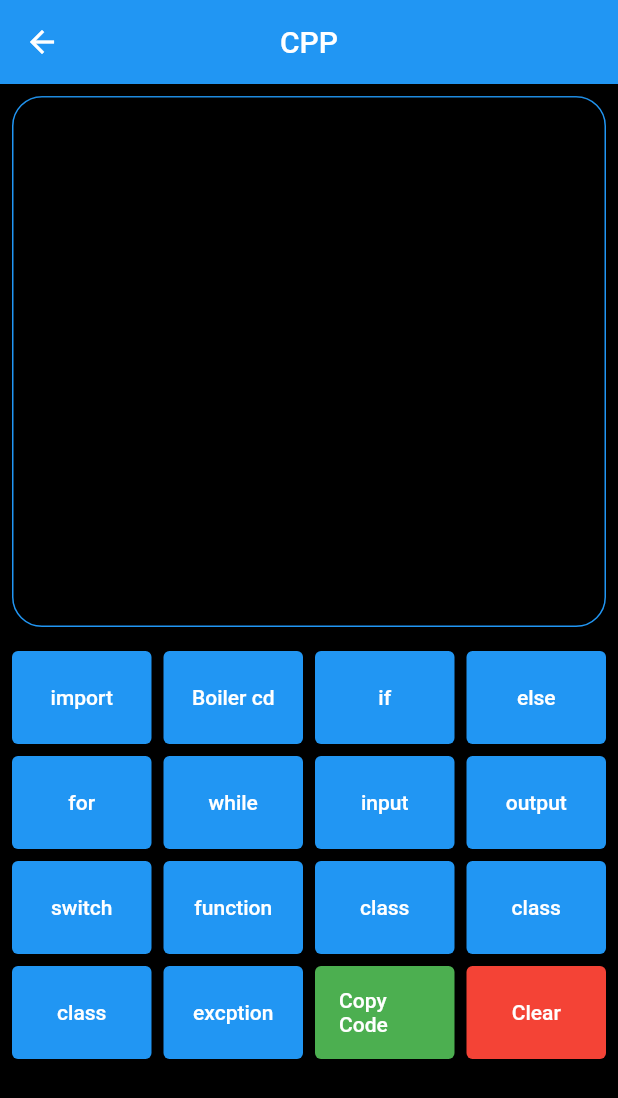
After one commit to ab3649/handy_code, a Flutter app: the JavaKeyboardExample screen opened by its route, on a phone screen of 412 x 824 dp. The commit adds this screen. Shown: the top 1098 px of the screen. Run offline on Flutter 3.47's test engine with Material 2 defaults, Android fonts, the phone set to English and light mode, and no system bars; missing offline and left inert: dart:ffi.

Commit message:
JavaKyeboardComplete

```diff
--- /dev/null
+++ b/lib/keyboards/JavaBoard.dart
@@ -0,0 +1,305 @@
+import 'dart:ffi';
+
+import 'package:flutter/material.dart';
+import 'package:flutter/services.dart';
+
+class JavaKeyboard extends StatelessWidget {
+  final TextEditingController textEditingController;
+
+  JavaKeyboard({required this.textEditingController});
+
+  @override
+  Widget build(BuildContext context) {
+    return SingleChildScrollView(
+      child: Column(
+        children: [
+          SingleChildScrollView(
+            child: Padding(
+              padding: const EdgeInsets.all(8.0),
+              child: Container(
+                decoration: BoxDecoration(
+                    border: Border.all(
+                        style: BorderStyle.solid, color: Colors.blue),
+                    borderRadius: BorderRadius.circular(20)),
+                child: Padding(
+                  padding: const EdgeInsets.all(12.0),
+                  child: TextField(
+                    style: TextStyle(
+                      color: Colors.white,
+                    ),
+                    decoration: InputDecoration(
+                      border: InputBorder.none,
+                    ),
+                    maxLines: 16,
+                    controller: textEditingController,
+                  ),
+                ),
+              ),
+            ),
+          ),
+          Container(
+            padding: EdgeInsets.all(8.0),
+            child: GridView.count(
+              shrinkWrap: true,
+              crossAxisCount: 4,
+              childAspectRatio: 1.5,
+              mainAxisSpacing: 8.0,
+              crossAxisSpacing: 8.0,
+              children: [
+                imprt(),
+                boilercode(),
+                ifst(),
+                elsest(),
+                forst(),
+                whilest(),
+                inpst(),
+                outst(),
+                switchst(),
+                funcst(),
+                klaus(),
+                intrfac(),
+                absclas(),
+                excepst(),
+                copy(context, textEditingController),
+                delete()
+              ],
+            ),
+          ),
+        ],
+      ),
+    );
+  }
+
+  Widget boilercode() {
+    return ElevatedButton(
+      onPressed: () {
+        textEditingController.text += """import java.util.*;
+class
+{
+  public static void main(String args[])
+  {
+    Scanner sc = new Scanner(System.in);
+
+  }
+}
+""";
+      },
+      child: Text('Boiler cd'),
+    );
+  }
+
+  Widget ifst() {
+    return ElevatedButton(
+      onPressed: () {
+        textEditingController.text += """if ( ) {
+
+}
+""";
+      },
+      child: Text('if'),
+    );
+  }
+
+  Widget elsest() {
+    return ElevatedButton(
+      onPressed: () {
+        textEditingController.text += """else ( ) {
+
+}
+""";
+      },
+      child: Text('else'),
+    );
+  }
+
+  Widget forst() {
+    return ElevatedButton(
+      onPressed: () {
+        textEditingController.text += """for( ; ; ){
+
+}
+""";
+      },
+      child: Text('for'),
+    );
+  }
+
+  Widget whilest() {
+    return ElevatedButton(
+      onPressed: () {
+        textEditingController.text += """while () {
+}
+""";
+      },
+      child: Text('while'),
+    );
+  }
+
+  Widget inpst() {
+    return ElevatedButton(
+      onPressed: () {
+        textEditingController.text += """sc.nextInt();
+""";
+      },
+      child: Text('input'),
+    );
+  }
+
+  Widget outst() {
+    return ElevatedButton(
+      onPressed: () {
+        textEditingController.text += """System.out.println(" ");
+""";
+      },
+      child: Text('output'),
+    );
+  }
+
+  Widget switchst() {
+    return ElevatedButton(
+      onPressed: () {
+        textEditingController.text += """switch(/*conditional-expression*/){
+case /*value1*/:
+ // code
+ break;
+case /*value2*/:
+ // code
+ break;
+default:
+ /*code*/ ;
+}
+""";
+      },
+      child: Text('switch'),
+    );
+  }
+
+  Widget funcst() {
+    return ElevatedButton(
+      onPressed: () {
+        textEditingController.text +=
+        """/*return_type  function_name(parameters)*/ {
+ // code
+}
+""";
+      },
+      child: Text('function'),
+    );
+  }
+
+  Widget imprt() {
+    return ElevatedButton(
+      onPressed: () {
+        textEditingController.text += """import java.util.*;
+""";
+      },
+      child: Text('import'),
+    );
+  }
+
+  Widget klaus() {
+    return ElevatedButton(
+      onPressed: () {
+        textEditingController.text += """/*<access specifier>*/ class /*<class name>*/ {
+    //code
+}
+""";
+      },
+      child: Text('class'),
+    );
+  }
+
+  Widget intrfac() {
+    return ElevatedButton(
+      onPressed: () {
+        textEditingController.text += """interface  /*<interface_name>*/{
+   /*member Initialisation*/ ;
+}
+""";
+      },
+      child: Text('class'),
+    );
+  }
+
+  Widget absclas() {
+    return ElevatedButton(
+      onPressed: () {
+        textEditingController.text += """abstract class /*<class name>*/ {
+  /code
+};
+""";
+      },
+      child: Text('class'),
+    );
+  }
+
+  Widget excepst() {
+    return ElevatedButton(
+      onPressed: () {
+        textEditingController.text += """try {
+  // Block of code to try
+  throw exception;
+}
+catch () {
+  // Block of code to handle errors
+}
+""";
+      },
+      child: Text('excption'),
+    );
+  }
+
+  Widget copy(
+      BuildContext context, TextEditingController textEditingController) {
+    return ElevatedButton(
+      style:
+      ButtonStyle(backgroundColor: MaterialStatePropertyAll(Colors.green)),
+      onPressed: () {
+        String text = textEditingController.text;
+        Clipboard.setData(
+            ClipboardData(text: text)); // Copy the text to clipboard
+        ScaffoldMessenger.of(context).showSnackBar(
+          SnackBar(
+              content: Text('Text copied to clipboard'),
+              duration: Duration(seconds: 1)),
+        ); // Show a snackbar to indicate the text was copied
+      },
+      child: Text('Copy Code'),
+    );
+  }
+
+  Widget delete() {
+    return ElevatedButton(
+      style: ButtonStyle(backgroundColor: MaterialStatePropertyAll(Colors.red)),
+      onPressed: () {
+        textEditingController.clear(); // Clear the text in the TextField
+      },
+      child: Text('Clear'),
+    );
+  }
+}
+
+class JavaKeyboardExample extends StatefulWidget {
+  @override
+  _JavaKeyboardExampleState createState() => _JavaKeyboardExampleState();
+}
+
+class _JavaKeyboardExampleState extends State<JavaKeyboardExample> {
+  TextEditingController _textEditingController = TextEditingController();
+
+  @override
+  Widget build(BuildContext context) {
+    return Scaffold(
+      backgroundColor: Colors.black,
+      appBar: AppBar(
+        leading: IconButton(
+            onPressed: () => Navigator.pushReplacementNamed(context, '/home'),
+            icon: Icon(Icons.arrow_back)),
+        title: Text('CPP'),
+        centerTitle: true,
+      ),
+      body: SingleChildScrollView(
+          child: JavaKeyboard(textEditingController: _textEditingController)),
+    );
+  }
+}
--- a/lib/main.dart
+++ b/lib/main.dart
@@ -1,5 +1,7 @@
 import 'package:flutter/material.dart';
-import 'package:handy_code/keyboards/CPP/keyboard.dart';
+import 'package:handy_code/keyboards/CppBoard.dart';
+import 'package:handy_code/keyboards/JavaBoard.dart';
+import 'package:handy_code/keyboards/PythonBoard.dart';
 
 import 'package:handy_code/pages/home_screen.dart';
 import 'package:handy_code/pages/splash_screen.dart';
@@ -27,6 +29,8 @@ class MainApp extends StatelessWidget {
         '/snip': (context) => Snip_page(),
         '/edit': (context) => SnippetScreen(),
         '/cpp': (context) => CustomKeyboardExample(),
+        '/java': (context) => JavaKeyboardExample(),
+        '/python': (context) => PythonKeyboardExample(),
       },
     );
   }
--- a/lib/pages/home_screen.dart
+++ b/lib/pages/home_screen.dart
@@ -121,7 +121,10 @@ class _HomePageState extends State<HomePage> {
                 if (_selectedOption == 'C++') {
                   Navigator.pushReplacementNamed(context, '/cpp');
                 } else if (_selectedOption == 'Java') {
-                } else if (_selectedOption == 'Python') {}
+                  Navigator.pushReplacementNamed(context, '/java');
+                } else if (_selectedOption == 'Python') {
+                  Navigator.pushReplacementNamed(context, '/python');
+                }
               },
               child: Container(
                 width: MediaQuery.of(context).size.width / 1.5,
```
Also changed, not shown: lib/keyboards/PythonBoard.dart (added, +304 -0 lines), lib/keyboards/CppBoard.dart (renamed from lib/keyboards/CPP/keyboard.dart).
